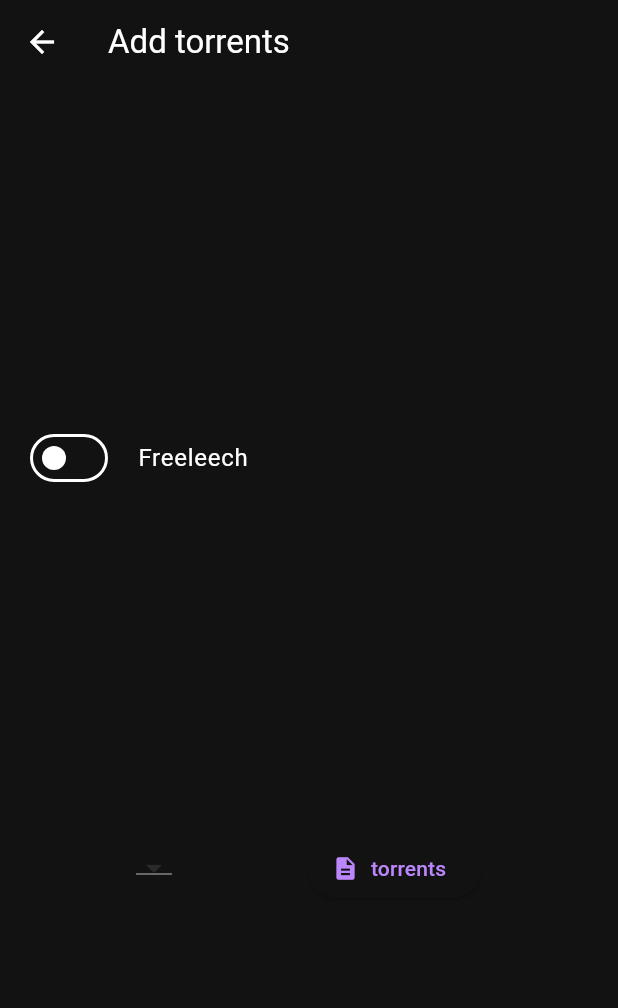
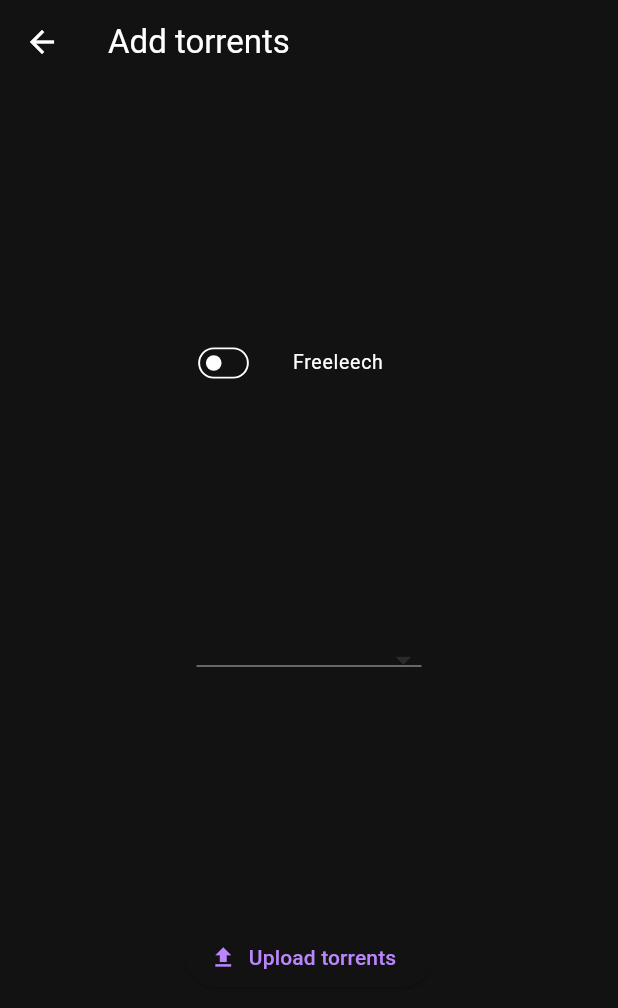
Before and after one commit to ethicnology/magneto, a Flutter app: the AddTorrent screen opened directly, on a phone screen of 412 x 824 dp. Shown: the top 1008 px of the screen. Run offline on Flutter 3.47's test engine with Material 2 defaults, Android fonts, the phone set to English and light mode, and no system bars; our stand-ins replace file_picker, flutter_svg, percent_indicator, shared_preferences; missing offline and left inert: freeleech, transmission; accounts and stored records are empty.

Commit message:
refactor: add torrents

```diff
--- a/lib/widgets/add_torrent.dart
+++ b/lib/widgets/add_torrent.dart
@@ -64,26 +64,38 @@ class _EditTorrentState extends State<AddTorrent> {
           mainAxisAlignment: MainAxisAlignment.spaceEvenly,
           children: [
             if (_isLoading) const CircularProgressIndicator(),
-            ListTile(
+            Row(
+              mainAxisAlignment: MainAxisAlignment.center,
+              children: [
+                Flexible(
+                  flex: 1,
+                  child: ListTile(
+                    dense: true,
                     title: const Text('Freeleech'),
-              leading: Switch(
+                    leading: Transform.scale(
+                      scale: 0.65,
+                      child: Switch(
                           value: isLeech,
                           onChanged: (a) => setState(() => isLeech = !isLeech)),
                     ),
-            Row(
-              mainAxisAlignment: MainAxisAlignment.spaceEvenly,
-              children: [
-                DropdownButton<String>(
+                  ),
+                ),
+                const Flexible(flex: 1, child: SizedBox()),
+              ],
+            ),
+            SizedBox(
+              width: 150,
+              child: DropdownButton<String>(
+                isExpanded: true,
                 value: downloadDir,
                 onChanged: (String? newValue) {
                   setState(() => downloadDir = newValue!);
                 },
                 items: directories.map<DropdownMenuItem<String>>((value) {
                   return DropdownMenuItem<String>(
-                      value: value,
-                      child: Text(value),
-                    );
+                      value: value, child: Text(value));
                 }).toList(),
+              ),
             ),
             ElevatedButton.icon(
                 onPressed: () async {
@@ -109,10 +121,8 @@ class _EditTorrentState extends State<AddTorrent> {
                     setState(() {});
                   }
                 },
-                    label: const Text('torrents'),
-                    icon: const Icon(Icons.description)),
-              ],
-            ),
+                label: const Text('Upload torrents'),
+                icon: const Icon(Icons.file_upload)),
             if (addedTorrents.isNotEmpty)
               ...List.generate(addedTorrents.length, (index) {
                 var item = addedTorrents[index];
```
Lines whose indentation alone changed are shown as unchanged.
